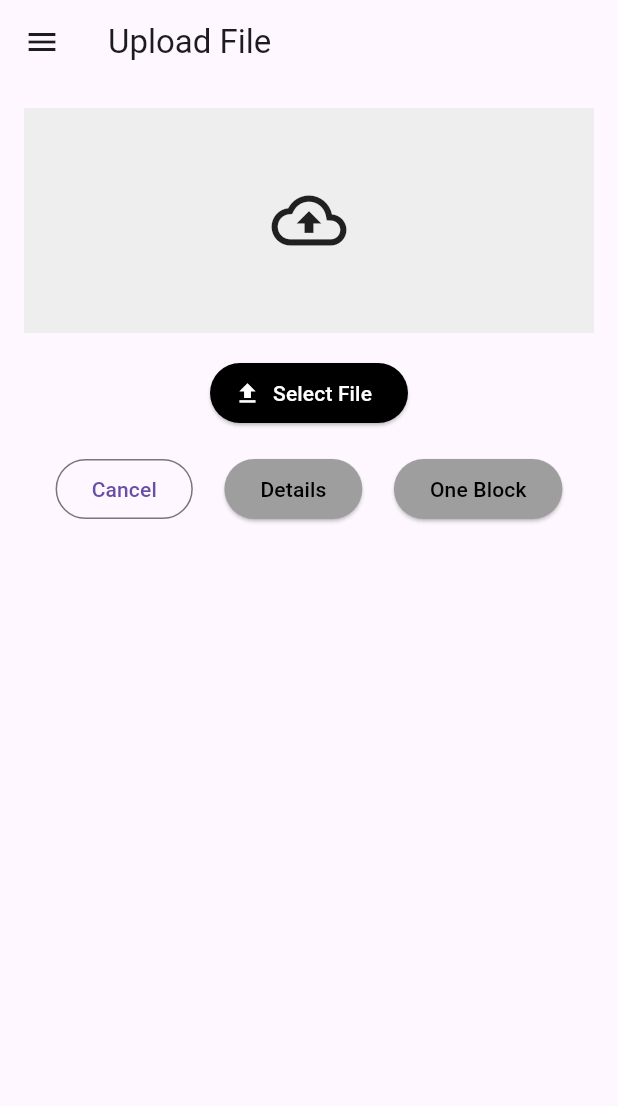
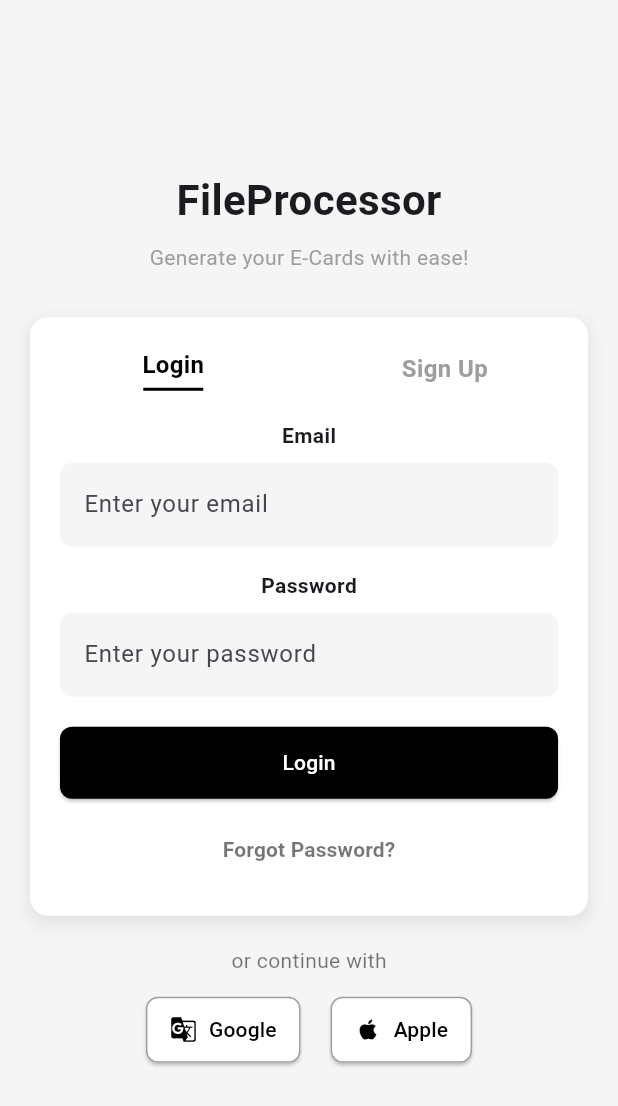
Before and after one commit to mocro-mafia/ocr-microservices, a Flutter app: the screen it shows after launch, on a phone screen of 412 x 824 dp. Shown: the top 1106 px of the screen. Run offline on Flutter 3.47's test engine with Material 3 defaults, Android fonts, the light colour scheme and no system bars; our stand-ins replace file_picker, logger; Roboto replaces fonts that are missing (Cursive).

Commit message:
Auth Screen Vol 1 Ready 	- Next : Custom input for Sign Up

```diff
--- /dev/null
+++ b/flutter_ocr/lib/Pages/Auth/login_screen.dart
@@ -0,0 +1,234 @@
+import 'package:flutter/material.dart';
+
+class LoginScreen extends StatefulWidget {
+  const LoginScreen({super.key});
+
+  @override
+  State<LoginScreen> createState() => _LoginScreenState();
+}
+
+class _LoginScreenState extends State<LoginScreen> {
+  bool isLogin = true; // Toggle for login or signup
+
+  @override
+  Widget build(BuildContext context) {
+    return Scaffold(
+      backgroundColor: Colors.grey[100],
+      body: Center(
+        child: SingleChildScrollView(
+          child: Column(
+            mainAxisAlignment: MainAxisAlignment.center,
+            children: [
+              // App Title
+              const Text(
+                'FileProcessor',
+                style: TextStyle(
+                  fontFamily: 'Cursive',
+                  fontSize: 28,
+                  fontWeight: FontWeight.bold,
+                ),
+              ),
+              const SizedBox(height: 8),
+              const Text(
+                'Generate your E-Cards with ease!',
+                style: TextStyle(
+                  fontSize: 14,
+                  color: Colors.grey,
+                ),
+              ),
+              const SizedBox(height: 30),
+
+              // Login/Sign Up Form Container
+              Container(
+                margin: const EdgeInsets.symmetric(horizontal: 20),
+                padding: const EdgeInsets.all(20),
+                decoration: BoxDecoration(
+                  color: Colors.white,
+                  borderRadius: BorderRadius.circular(12),
+                  boxShadow: [
+                    BoxShadow(
+                      color: Colors.grey.withOpacity(0.2),
+                      blurRadius: 8,
+                      spreadRadius: 2,
+                      offset: const Offset(0, 4),
+                    )
+                  ],
+                ),
+                child: Column(
+                  crossAxisAlignment: CrossAxisAlignment.center,
+                  children: [
+                    // Tabs: Login and Sign Up
+                    Row(
+                      children: [
+                        Expanded(
+                          child: GestureDetector(
+                            onTap: () => setState(() => isLogin = true),
+                            child: Column(
+                              children: [
+                                Text(
+                                  'Login',
+                                  style: TextStyle(
+                                    fontSize: 16,
+                                    fontWeight: FontWeight.bold,
+                                    color: isLogin ? Colors.black : Colors.grey,
+                                  ),
+                                ),
+                                if (isLogin)
+                                  Container(
+                                    margin: const EdgeInsets.only(top: 4),
+                                    height: 2,
+                                    width: 40,
+                                    color: Colors.black,
+                                  ),
+                              ],
+                            ),
+                          ),
+                        ),
+                        const SizedBox(width: 30),
+                        Expanded(
+                          child: GestureDetector(
+                            onTap: () => setState(() => isLogin = false),
+                            child: Column(
+                              children: [
+                                Text(
+                                  'Sign Up',
+                                  style: TextStyle(
+                                    fontSize: 16,
+                                    fontWeight: FontWeight.bold,
+                                    color: isLogin ? Colors.grey : Colors.black,
+                                  ),
+                                ),
+                                if (!isLogin)
+                                  Container(
+                                    margin: const EdgeInsets.only(top: 4),
+                                    height: 2,
+                                    width: 40,
+                                    color: Colors.black,
+                                  ),
+                              ],
+                            ),
+                          ),
+                        ),
+                      ],
+                    ),
+                    const SizedBox(height: 20),
+
+                    // Input Fields
+                    const Text(
+                      'Email',
+                      style: TextStyle(fontWeight: FontWeight.bold),
+                    ),
+                    const SizedBox(height: 8),
+                    TextField(
+                      decoration: InputDecoration(
+                        hintText: 'Enter your email',
+                        filled: true,
+                        fillColor: Colors.grey[100],
+                        border: OutlineInputBorder(
+                          borderRadius: BorderRadius.circular(8),
+                          borderSide: BorderSide.none,
+                        ),
+                      ),
+                    ),
+                    const SizedBox(height: 16),
+                    const Text(
+                      'Password',
+                      style: TextStyle(fontWeight: FontWeight.bold),
+                    ),
+                    const SizedBox(height: 8),
+                    TextField(
+                      obscureText: true,
+                      decoration: InputDecoration(
+                        hintText: 'Enter your password',
+                        filled: true,
+                        fillColor: Colors.grey[100],
+                        border: OutlineInputBorder(
+                          borderRadius: BorderRadius.circular(8),
+                          borderSide: BorderSide.none,
+                        ),
+                      ),
+                    ),
+                    const SizedBox(height: 20),
+
+                    // Login/Sign Up Button
+                    SizedBox(
+                      width: double.infinity,
+                      height: 48,
+                      child: ElevatedButton(
+                        onPressed: () {},
+                        style: ElevatedButton.styleFrom(
+                          backgroundColor: Colors.black,
+                          shape: RoundedRectangleBorder(
+                            borderRadius: BorderRadius.circular(8),
+                          ),
+                        ),
+                        child: Text(
+                          isLogin ? 'Login' : 'Sign Up',
+                          style: const TextStyle(color: Colors.white),
+                        ),
+                      ),
+                    ),
+                    const SizedBox(height: 10),
+
+                    // Forgot Password Text
+                    if (isLogin)
+                      Center(
+                        child: TextButton(
+                          onPressed: () {},
+                          child: const Text(
+                            'Forgot Password?',
+                            style: TextStyle(
+                              color: Colors.black54,
+                              fontWeight: FontWeight.bold,
+                            ),
+                          ),
+                        ),
+                      ),
+                  ],
+                ),
+              ),
+              const SizedBox(height: 20),
+
+              // OR continue with text
+              const Text(
+                'or continue with',
+                style: TextStyle(color: Colors.black54),
+              ),
+              const SizedBox(height: 12),
+
+              // Google & Apple Buttons
+              Row(
+                mainAxisAlignment: MainAxisAlignment.center,
+                children: [
+                  _socialButton('Google', Icons.g_translate),
+                  const SizedBox(width: 20),
+                  _socialButton('Apple', Icons.apple),
+                ],
+              ),
+            ],
+          ),
+        ),
+      ),
+    );
+  }
+
+  // Social Button Widget
+  Widget _socialButton(String text, IconData icon) {
+    return ElevatedButton.icon(
+      onPressed: () {},
+      icon: Icon(icon, color: Colors.black),
+      label: Text(
+        text,
+        style: const TextStyle(color: Colors.black),
+      ),
+      style: ElevatedButton.styleFrom(
+        backgroundColor: Colors.white,
+        padding: const EdgeInsets.symmetric(horizontal: 16, vertical: 12),
+        side: const BorderSide(color: Colors.grey),
+        shape: RoundedRectangleBorder(
+          borderRadius: BorderRadius.circular(8),
+        ),
+      ),
+    );
+  }
+}
--- a/flutter_ocr/lib/main.dart
+++ b/flutter_ocr/lib/main.dart
@@ -1,5 +1,6 @@
 import 'package:flutter/material.dart';
 import 'package:flutter_ocr/Pages/upload_file.dart';
+import 'Pages/Auth/login_screen.dart';
 
 void main() {
   runApp(const MyApp());
@@ -14,7 +15,8 @@ class MyApp extends StatelessWidget {
     return MaterialApp(
       debugShowCheckedModeBanner: false,
       routes: {
-        '/': (context) => const UploadFile(),
+        '/': (context) => const LoginScreen(),
+        '/upload': (context) => const UploadFile(),
       },
     );
   }
```
